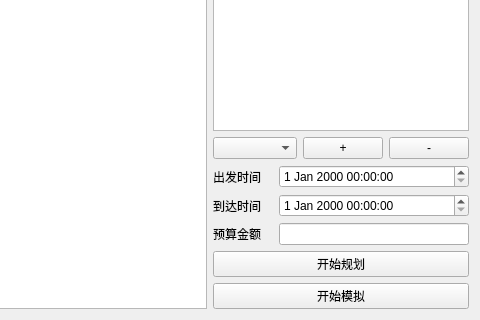
The window that Travel_Simulation/mainwindow.ui (JmPotato/Travel_Simulation) describes before a commit, drawn with Qt 5; both pictures show x 184 to 664 and y 125 to 445 of the 664 by 445 pixel window.
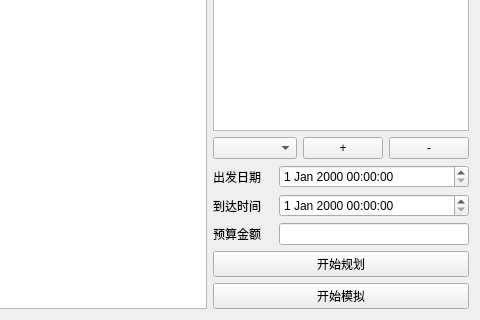
The same window after the commit.

What changed in the file:
```diff
--- a/Travel_Simulation/mainwindow.ui
+++ b/Travel_Simulation/mainwindow.ui
@@ -61,7 +61,7 @@
       <item row="11" column="0">
        <widget class="QLabel" name="startTimeLabel">
         <property name="text">
-         <string>出发时间</string>
+         <string>出发日期</string>
         </property>
        </widget>
       </item>
```
Left out of the diff: 6 changed lines with no effect on the pictures.
